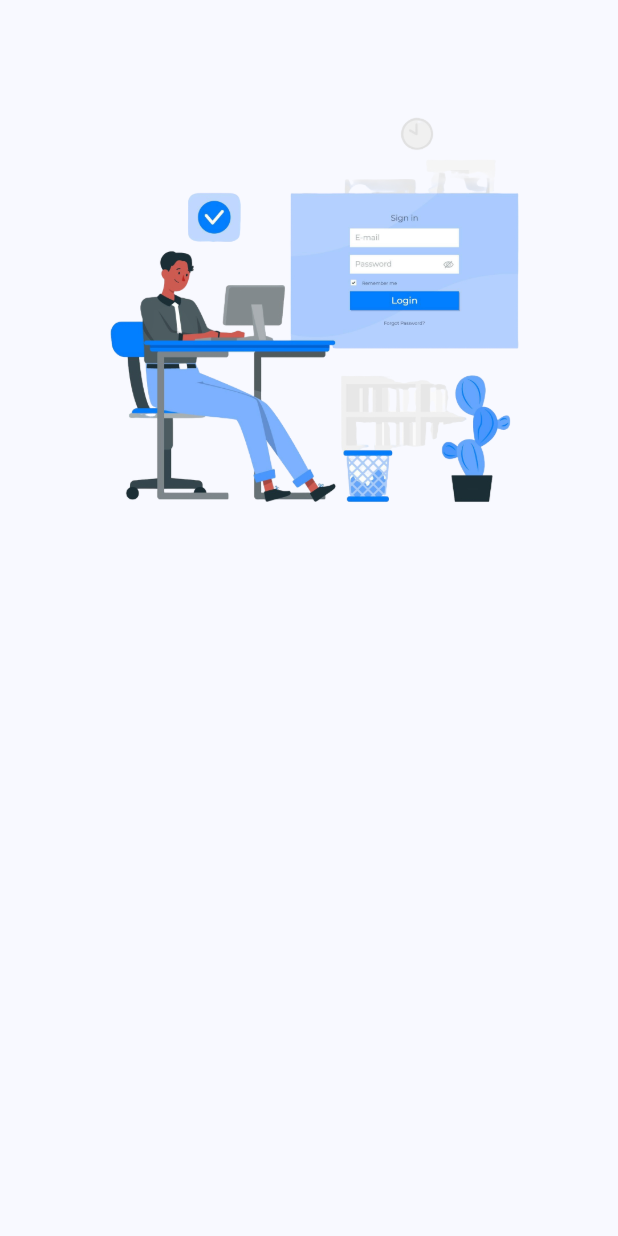
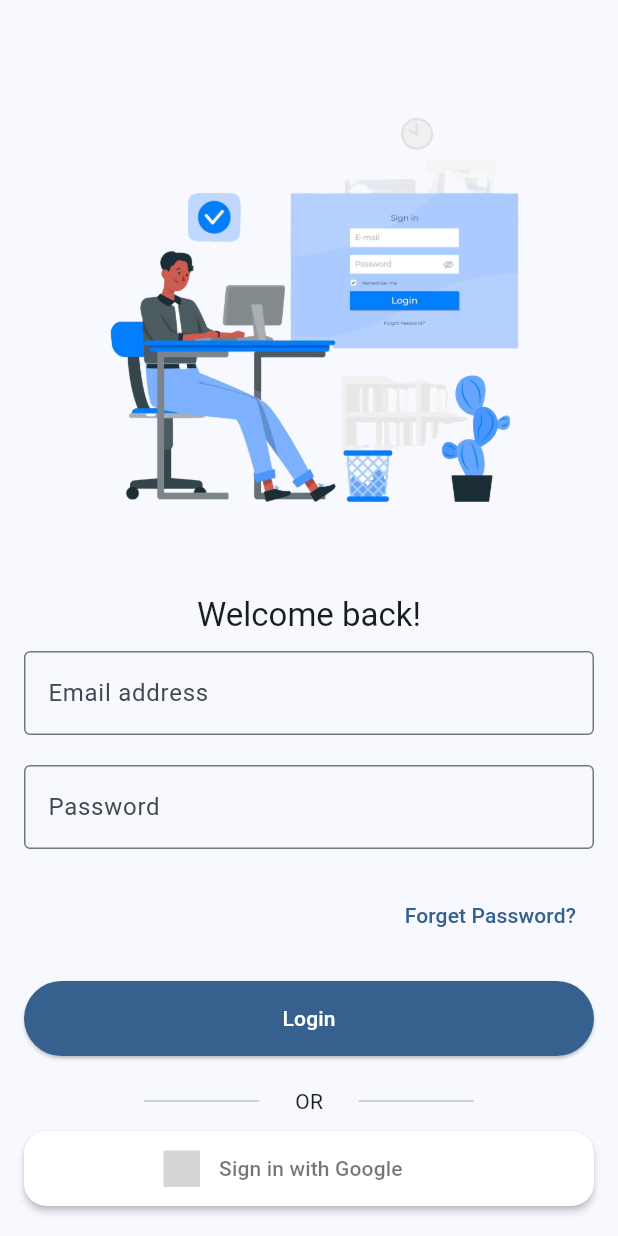
Before and after one commit to henna04/worker_bee, a Flutter app: the screen it shows after launch, on a phone screen of 412 x 824 dp. Run offline on Flutter 3.47's test engine with Material 3 defaults, Android fonts, the phone set to English and light mode, and no system bars; drawn by our look-alikes of sign_in_button; our stand-ins replace gap; grey boxes are pictures that could not be loaded.

Commit message:
completed login view

```diff
--- a/lib/main.dart
+++ b/lib/main.dart
@@ -1,5 +1,5 @@
 import 'package:flutter/material.dart';
-import 'package:worker_bee/view/login_view.dart';
+import 'package:worker_bee/view/login/login_view.dart';
 
 void main() {
   runApp(const MyApp());
--- /dev/null
+++ b/lib/res/components/common/custom_button.dart
@@ -0,0 +1,20 @@
+import 'package:flutter/material.dart';
+
+class CustomButton extends StatelessWidget {
+  const CustomButton({super.key, this.onPressed, required this.btnText});
+  final void Function()? onPressed;
+  final String btnText;
+
+  @override
+  Widget build(BuildContext context) {
+    final theme = Theme.of(context);
+    return ElevatedButton(
+      style: ElevatedButton.styleFrom(
+        backgroundColor: theme.colorScheme.primary,
+        foregroundColor: theme.colorScheme.onPrimary,
+      ),
+      onPressed: onPressed,
+      child: Text(btnText),
+    );
+  }
+}
--- /dev/null
+++ b/lib/res/components/common/custom_textform_field.dart
@@ -0,0 +1,25 @@
+import 'package:flutter/material.dart';
+
+class CustomTextformField extends StatelessWidget {
+  const CustomTextformField({
+    super.key,
+    this.controller,
+    required this.fieldText,
+    this.validator,
+  });
+  final TextEditingController? controller;
+  final String fieldText;
+  final String? Function(String?)? validator;
+
+  @override
+  Widget build(BuildContext context) {
+    return TextFormField(
+      controller: controller,
+      validator: validator,
+      decoration: InputDecoration(
+        border: const OutlineInputBorder(),
+        labelText: fieldText,
+      ),
+    );
+  }
+}
--- /dev/null
+++ b/lib/view/login/login_view.dart
@@ -0,0 +1,113 @@
+import 'package:flutter/material.dart';
+import 'package:gap/gap.dart';
+import 'package:sign_in_button/sign_in_button.dart';
+import 'package:worker_bee/res/components/common/custom_button.dart';
+import 'package:worker_bee/res/components/common/custom_textform_field.dart';
+
+class LoginView extends StatefulWidget {
+  const LoginView({super.key});
+
+  @override
+  State<LoginView> createState() => _LoginViewState();
+}
+
+class _LoginViewState extends State<LoginView> {
+  final emailController = TextEditingController();
+  final passwordController = TextEditingController();
+  @override
+  Widget build(BuildContext context) {
+    final theme = Theme.of(context);
+
+    return Scaffold(
+      body: SingleChildScrollView(
+        padding: const EdgeInsets.all(16),
+        child: Column(
+          children: [
+            Image.asset("assets/images/login_image.png"),
+            Text(
+              "Welcome back!",
+              style: theme.textTheme.titleLarge!.copyWith(
+                color: theme.colorScheme.onSurface,
+              ),
+            ),
+            const Gap(10),
+            CustomTextformField(
+              controller: emailController,
+              fieldText: "Email address",
+            ),
+            const Gap(20),
+            CustomTextformField(
+              controller: emailController,
+              fieldText: "Password",
+            ),
+            const Gap(20),
+            Align(
+              alignment: Alignment.centerRight,
+              child: TextButton(
+                onPressed: () {},
+                child: const Text(
+                  "Forget Password?",
+                ),
+              ),
+            ),
+            const Gap(20),
+            SizedBox(
+              height: 50,
+              width: double.infinity,
+              child: CustomButton(
+                onPressed: () {},
+                btnText: "Login",
+              ),
+            ),
+            const Gap(20),
+            const Flex(
+              direction: Axis.horizontal,
+              children: [
+                Expanded(
+                    child: Divider(
+                  endIndent: 20,
+                  indent: 80,
+                )),
+                Text(" OR "),
+                Expanded(
+                    child: Divider(
+                  endIndent: 80,
+                  indent: 20,
+                )),
+              ],
+            ),
+            const Gap(10),
+            SizedBox(
+              width: double.infinity,
+              height: 50,
+              child: SignInButton(
+                Buttons.google,
+                shape: RoundedRectangleBorder(
+                  borderRadius: BorderRadius.circular(15),
+                ),
+                onPressed: () {},
+              ),
+            ),
+            const Gap(20),
+            Flex(
+              mainAxisAlignment: MainAxisAlignment.center,
+              direction: Axis.horizontal,
+              children: [
+                Text(
+                  "Don't have an account?",
+                  style: theme.textTheme.bodyMedium!.copyWith(
+                    color: theme.colorScheme.onSurface,
+                  ),
+                ),
+                TextButton(
+                  onPressed: () {},
+                  child: const Text("Register"),
+                )
+              ],
+            )
+          ],
+        ),
+      ),
+    );
+  }
+}
--- a/lib/view/login_view.dart
+++ /dev/null
@@ -1,24 +0,0 @@
-import 'package:flutter/material.dart';
-
-class LoginView extends StatefulWidget {
-  const LoginView({super.key});
-
-  @override
-  State<LoginView> createState() => _LoginViewState();
-}
-
-class _LoginViewState extends State<LoginView> {
-  @override
-  Widget build(BuildContext context) {
-    return Scaffold(
-      body: Padding(
-        padding: const EdgeInsets.all(16),
-        child: Column(
-          children: [
-            Image.asset("assets/images/login_image.png"),
-          ],
-        ),
-      ),
-    );
-  }
-}
--- a/pubspec.yaml
+++ b/pubspec.yaml
@@ -35,6 +35,8 @@ dependencies:
   # The following adds the Cupertino Icons font to your application.
   # Use with the CupertinoIcons class for iOS style icons.
   cupertino_icons: ^1.0.8
+  gap: ^3.0.1
+  sign_in_button: ^3.2.0
 
 dev_dependencies:
   flutter_test:
```
Also changed, not shown: lib/view/register/register_view.dart (added, +105 -0 lines), pubspec.lock.
